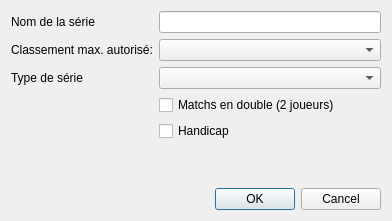
Qt form src/DialogNewSerie.ui (raoulh/pongify) before a commit.
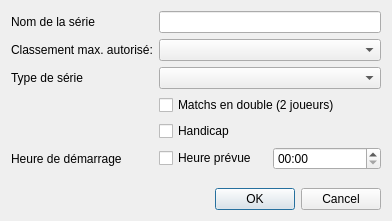
The same form after that commit.

```diff
--- a/src/DialogNewSerie.ui
+++ b/src/DialogNewSerie.ui
@@ -21,7 +21,7 @@
      </property>
     </widget>
    </item>
-   <item row="6" column="1">
+   <item row="7" column="1">
     <widget class="QDialogButtonBox" name="buttonBox">
      <property name="orientation">
       <enum>Qt::Horizontal</enum>
@@ -34,7 +34,7 @@
    <item row="0" column="1">
     <widget class="QLineEdit" name="lineEditName"/>
    </item>
-   <item row="5" column="1">
+   <item row="6" column="1">
     <spacer name="verticalSpacer">
      <property name="orientation">
       <enum>Qt::Vertical</enum>
@@ -81,6 +81,31 @@
      </property>
     </widget>
    </item>
+   <item row="5" column="0">
+    <widget class="QLabel" name="label_4">
+     <property name="text">
+      <string>Heure de démarrage</string>
+     </property>
+    </widget>
+   </item>
+   <item row="5" column="1">
+    <layout class="QHBoxLayout" name="startTimeLayout">
+     <item>
+      <widget class="QCheckBox" name="checkStartTime">
+       <property name="text">
+        <string>Heure prévue</string>
+       </property>
+      </widget>
+     </item>
+     <item>
+      <widget class="QTimeEdit" name="timeEditStart">
+       <property name="displayFormat">
+        <string>HH:mm</string>
+       </property>
+      </widget>
+     </item>
+    </layout>
+   </item>
   </layout>
  </widget>
  <resources/>
```
